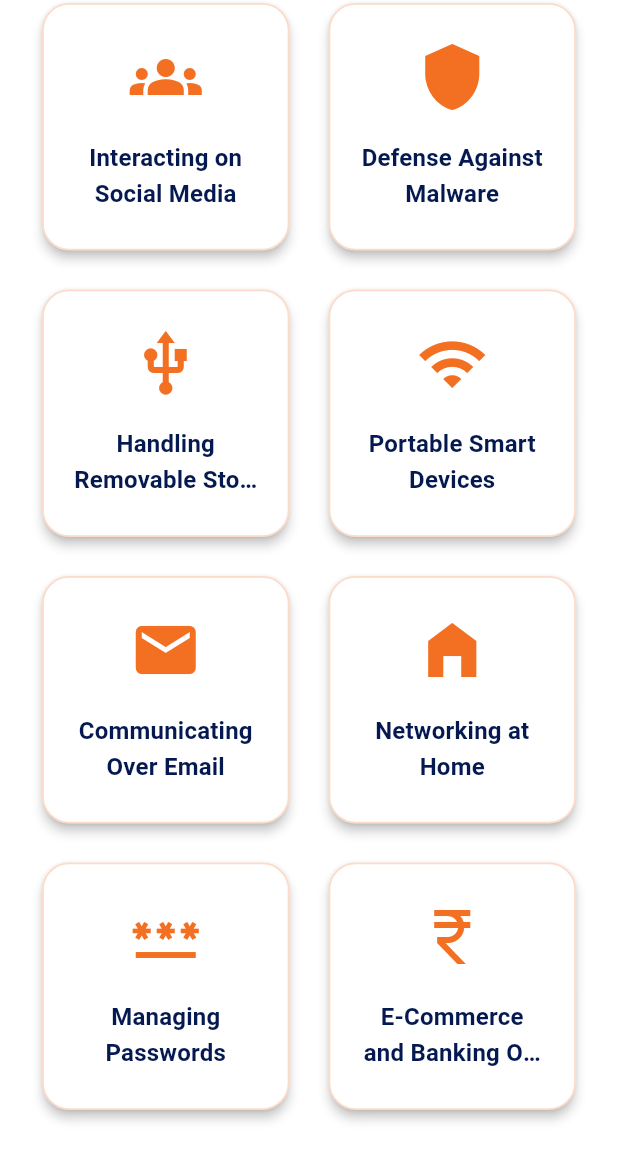
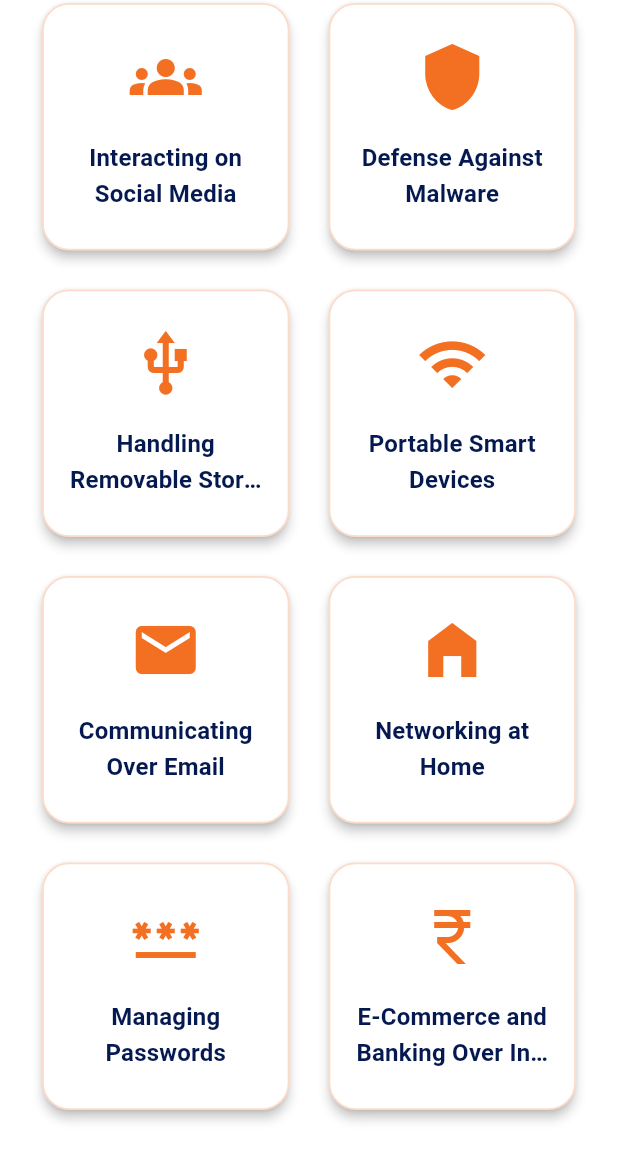
Before and after one commit to pranav2310/cyber_security_handbook, a Flutter app: the screen it shows after launch, scrolled down 217 dp, on a phone screen of 412 x 824 dp, the part 84-1236 px from its top. Run offline on Flutter 3.47's test engine with Material 3 defaults, Android fonts, the phone set to English and light mode, and no system bars; our stand-ins replace scrollable_positioned_list; missing offline and left inert: gpt_markdown.

Commit message:
Minor Adjustments

```diff
--- a/lib/widgets/starting_grid_item.dart
+++ b/lib/widgets/starting_grid_item.dart
@@ -24,6 +24,8 @@ class StartingGridItem extends StatelessWidget {
 
   @override
   Widget build(BuildContext context) {
+    final mediaQuery = MediaQuery.of(context);
+    final screenWidth = mediaQuery.size.width;
     final theme = Theme.of(context);
     final Color bg = backgroundColor ?? theme.colorScheme.primary.withOpacity(0.08);
     final Color border = borderColor ?? theme.colorScheme.primary.withOpacity(0.18);
@@ -31,6 +33,13 @@ class StartingGridItem extends StatelessWidget {
     final Color textColor = theme.colorScheme.onSurface;
 
     final double calculatedTextScale = MediaQuery.of(context).textScaler.scale(1.0) > 1.0 ? 0.9 : 1.0;
+
+    double iconSize;
+    if (kIsWeb) {
+      iconSize = screenWidth < 600 ? 56 : 72; // Smaller icon for web on narrow screens
+    } else {
+      iconSize = screenWidth < 400 ? 40 : 48; // Smaller icon for mobile on very narrow screens
+    }
 
     return Card(
       color: bg,
@@ -57,13 +66,13 @@ class StartingGridItem extends StatelessWidget {
         },
         child: Center(
           child: Padding(
-            padding: const EdgeInsets.all(20),
+            padding: const EdgeInsets.all(16),
             child: Column(
               mainAxisAlignment: MainAxisAlignment.center,
               children: [
                 Icon(
                   icon.icon,
-                  size: kIsWeb ? 72 : 48,
+                  size: iconSize,
                   color: iconColor,
                   semanticLabel: articleName,
                 ),
```
Also changed, not shown: 1 other file.
